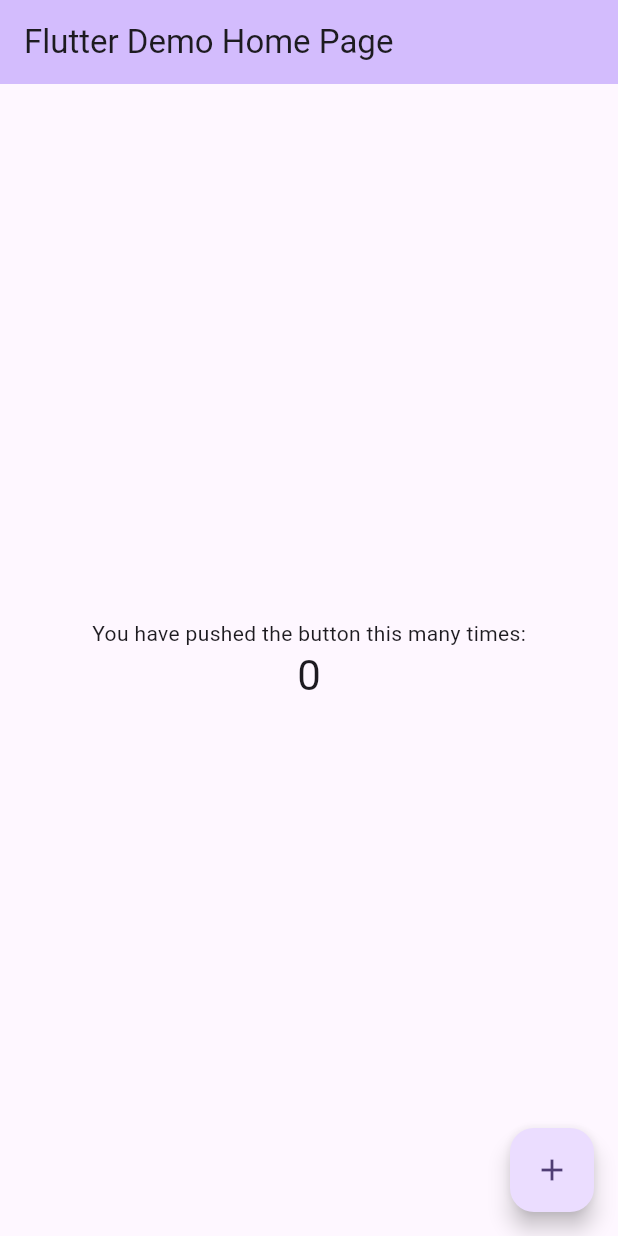
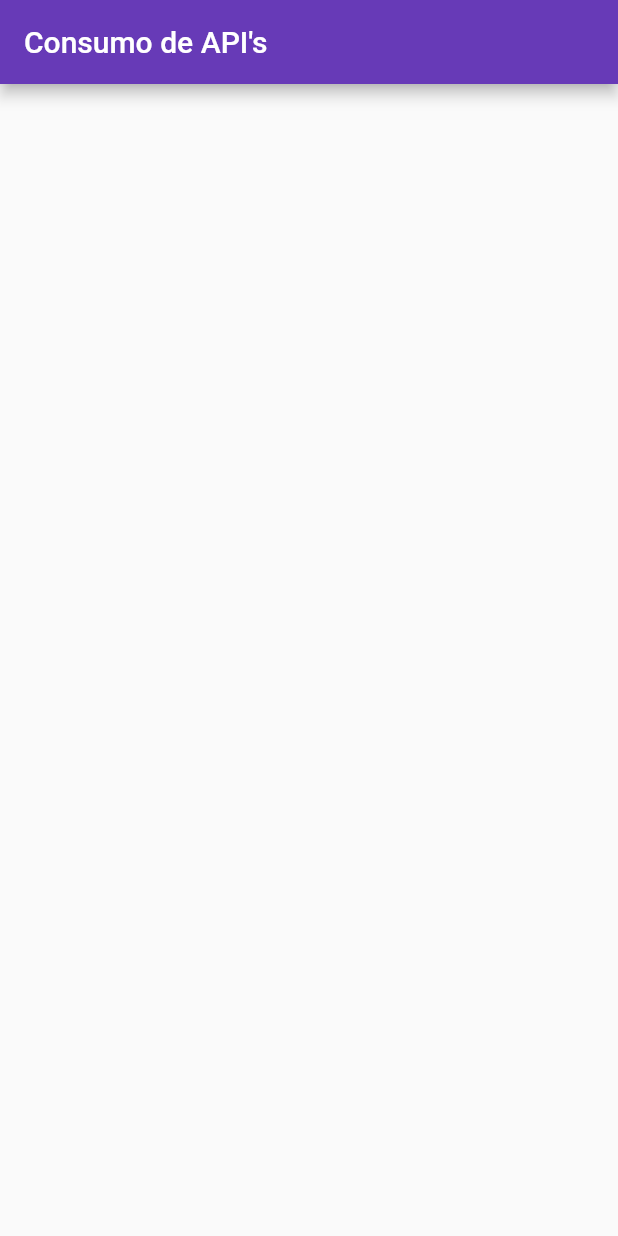
Before and after one commit to ocarlls/gettingStartedFlutter, a Flutter app: the screen it shows after launch, on a phone screen of 412 x 824 dp. Run offline on Flutter 3.47's test engine with Material 2 defaults, Android fonts, the phone set to English and light mode, and no system bars.

Commit message:
Estrutura widget da home page e model de um produto

```diff
--- /dev/null
+++ b/consumo_api/lib/app/pages/app_widget.dart
@@ -0,0 +1,15 @@
+import 'package:consumo_api/app/pages/home/home_page.dart';
+import 'package:flutter/material.dart';
+
+class MyApp extends StatelessWidget {
+  @override
+  Widget build(BuildContext context) {
+    return MaterialApp(
+      theme: ThemeData(
+        primarySwatch: Colors.deepPurple,
+      ),
+      title: "Flutter Demo",
+      home: HomePage(),
+    );
+  }
+}
--- /dev/null
+++ b/consumo_api/lib/app/pages/home/home_page.dart
@@ -0,0 +1,26 @@
+import 'package:flutter/material.dart';
+
+class HomePage extends StatefulWidget {
+  const HomePage({super.key});
+
+  @override
+  State<StatefulWidget> createState() => _HomePageState();
+}
+
+class _HomePageState extends State<HomePage> {
+  @override
+  void initState() {
+    super.initState();
+  }
+
+  @override
+  Widget build(BuildContext context) {
+    return Scaffold(
+      appBar: AppBar(
+        backgroundColor: Colors.deepPurple,
+        title: const Text("Consumo de API's"),
+      ),
+      body: Container(),
+    );
+  }
+}
--- a/consumo_api/lib/main.dart
+++ b/consumo_api/lib/main.dart
@@ -1,125 +1,6 @@
+import 'package:consumo_api/app/pages/app_widget.dart';
 import 'package:flutter/material.dart';
 
 void main() {
-  runApp(const MyApp());
+  runApp(MyApp());
 }
-
-class MyApp extends StatelessWidget {
-  const MyApp({super.key});
-
-  // This widget is the root of your application.
-  @override
-  Widget build(BuildContext context) {
-    return MaterialApp(
-      title: 'Flutter Demo',
-      theme: ThemeData(
-        // This is the theme of your application.
-        //
-        // TRY THIS: Try running your application with "flutter run". You'll see
-        // the application has a blue toolbar. Then, without quitting the app,
-        // try changing the seedColor in the colorScheme below to Colors.green
-        // and then invoke "hot reload" (save your changes or press the "hot
-        // reload" button in a Flutter-supported IDE, or press "r" if you used
-        // the command line to start the app).
-        //
-        // Notice that the counter didn't reset back to zero; the application
-        // state is not lost during the reload. To reset the state, use hot
-        // restart instead.
-        //
-        // This works for code too, not just values: Most code changes can be
-        // tested with just a hot reload.
-        colorScheme: ColorScheme.fromSeed(seedColor: Colors.deepPurple),
-        useMaterial3: true,
-      ),
-      home: const MyHomePage(title: 'Flutter Demo Home Page'),
-    );
-  }
-}
-
-class MyHomePage extends StatefulWidget {
-  const MyHomePage({super.key, required this.title});
-
-  // This widget is the home page of your application. It is stateful, meaning
-  // that it has a State object (defined below) that contains fields that affect
-  // how it looks.
-
-  // This class is the configuration for the state. It holds the values (in this
-  // case the title) provided by the parent (in this case the App widget) and
-  // used by the build method of the State. Fields in a Widget subclass are
-  // always marked "final".
-
-  final String title;
-
-  @override
-  State<MyHomePage> createState() => _MyHomePageState();
-}
-
-class _MyHomePageState extends State<MyHomePage> {
-  int _counter = 0;
-
-  void _incrementCounter() {
-    setState(() {
-      // This call to setState tells the Flutter framework that something has
-      // changed in this State, which causes it to rerun the build method below
-      // so that the display can reflect the updated values. If we changed
-      // _counter without calling setState(), then the build method would not be
-      // called again, and so nothing would appear to happen.
-      _counter++;
-    });
-  }
-
-  @override
-  Widget build(BuildContext context) {
-    // This method is rerun every time setState is called, for instance as done
-    // by the _incrementCounter method above.
-    //
-    // The Flutter framework has been optimized to make rerunning build methods
-    // fast, so that you can just rebuild anything that needs updating rather
-    // than having to individually change instances of widgets.
-    return Scaffold(
-      appBar: AppBar(
-        // TRY THIS: Try changing the color here to a specific color (to
-        // Colors.amber, perhaps?) and trigger a hot reload to see the AppBar
-        // change color while the other colors stay the same.
-        backgroundColor: Theme.of(context).colorScheme.inversePrimary,
-        // Here we take the value from the MyHomePage object that was created by
-        // the App.build method, and use it to set our appbar title.
-        title: Text(widget.title),
-      ),
-      body: Center(
-        // Center is a layout widget. It takes a single child and positions it
-        // in the middle of the parent.
-        child: Column(
-          // Column is also a layout widget. It takes a list of children and
-          // arranges them vertically. By default, it sizes itself to fit its
-          // children horizontally, and tries to be as tall as its parent.
-          //
-          // Column has various properties to control how it sizes itself and
-          // how it positions its children. Here we use mainAxisAlignment to
-          // center the children vertically; the main axis here is the vertical
-          // axis because Columns are vertical (the cross axis would be
-          // horizontal).
-          //
-          // TRY THIS: Invoke "debug painting" (choose the "Toggle Debug Paint"
-          // action in the IDE, or press "p" in the console), to see the
-          // wireframe for each widget.
-          mainAxisAlignment: MainAxisAlignment.center,
-          children: <Widget>[
-            const Text(
-              'You have pushed the button this many times:',
-            ),
-            Text(
-              '$_counter',
-              style: Theme.of(context).textTheme.headlineMedium,
-            ),
-          ],
-        ),
-      ),
-      floatingActionButton: FloatingActionButton(
-        onPressed: _incrementCounter,
-        tooltip: 'Increment',
-        child: const Icon(Icons.add),
-      ), // This trailing comma makes auto-formatting nicer for build methods.
-    );
-  }
-}
```
Also changed, not shown: consumo_api/lib/app/data/models/produto_model.dart (added, +32 -0 lines), 1 other file.
